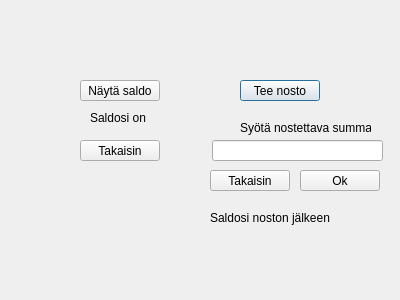
Old version of the form Bankautomat/toiminnot.ui in the repository banksimul2022/group1.
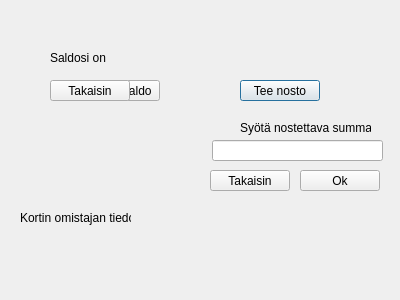
New version of the form.

Commit message: Viimeisteltiin toiminnot UI

The edit to the form file:
```diff
--- a/Bankautomat/toiminnot.ui
+++ b/Bankautomat/toiminnot.ui
@@ -42,8 +42,8 @@
   <widget class="QLabel" name="label">
    <property name="geometry">
     <rect>
-     <x>90</x>
-     <y>110</y>
+     <x>50</x>
+     <y>50</y>
      <width>81</width>
      <height>16</height>
     </rect>
@@ -55,8 +55,8 @@
   <widget class="QPushButton" name="pushButtonTakaisin">
    <property name="geometry">
     <rect>
-     <x>80</x>
-     <y>140</y>
+     <x>50</x>
+     <y>80</y>
      <width>80</width>
      <height>21</height>
     </rect>
@@ -117,8 +117,8 @@
   <widget class="QLabel" name="labelSaldo">
    <property name="geometry">
     <rect>
-     <x>140</x>
-     <y>110</y>
+     <x>100</x>
+     <y>50</y>
      <width>47</width>
      <height>13</height>
     </rect>
@@ -137,7 +137,7 @@
     </rect>
    </property>
    <property name="text">
-    <string>Saldosi noston jälkeen</string>
+    <string/>
    </property>
   </widget>
   <widget class="QLabel" name="labelUusiSaldoWithdraw">
@@ -153,6 +153,45 @@
     <string/>
    </property>
   </widget>
+  <widget class="QLabel" name="labelOmistajanNimi">
+   <property name="geometry">
+    <rect>
+     <x>20</x>
+     <y>240</y>
+     <width>91</width>
+     <height>16</height>
+    </rect>
+   </property>
+   <property name="text">
+    <string/>
+   </property>
+  </widget>
+  <widget class="QLabel" name="labelOmistajanOsoite">
+   <property name="geometry">
+    <rect>
+     <x>20</x>
+     <y>270</y>
+     <width>101</width>
+     <height>16</height>
+    </rect>
+   </property>
+   <property name="text">
+    <string/>
+   </property>
+  </widget>
+  <widget class="QLabel" name="label_3">
+   <property name="geometry">
+    <rect>
+     <x>20</x>
+     <y>210</y>
+     <width>111</width>
+     <height>16</height>
+    </rect>
+   </property>
+   <property name="text">
+    <string>Kortin omistajan tiedot:</string>
+   </property>
+  </widget>
  </widget>
  <resources/>
  <connections/>
```
The commit also changes 4 other files.
